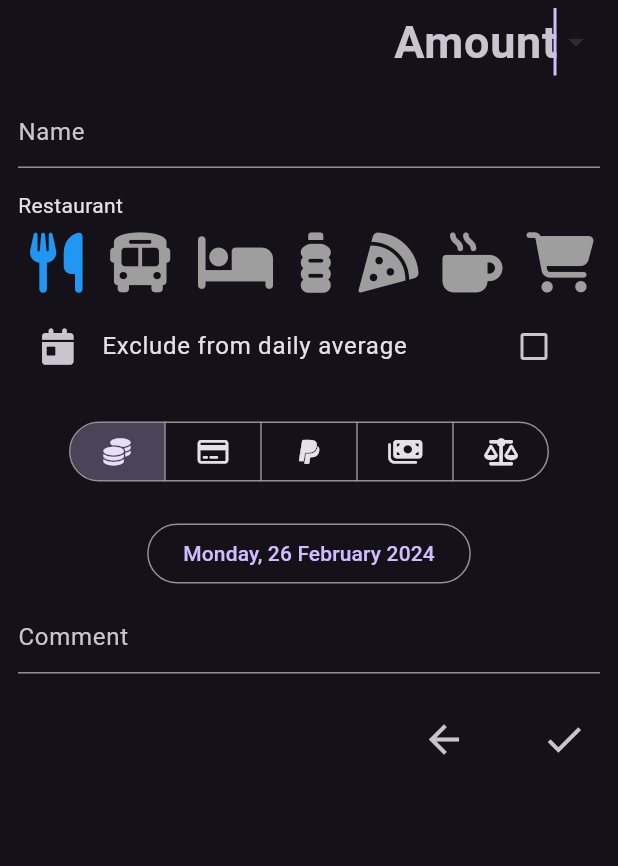
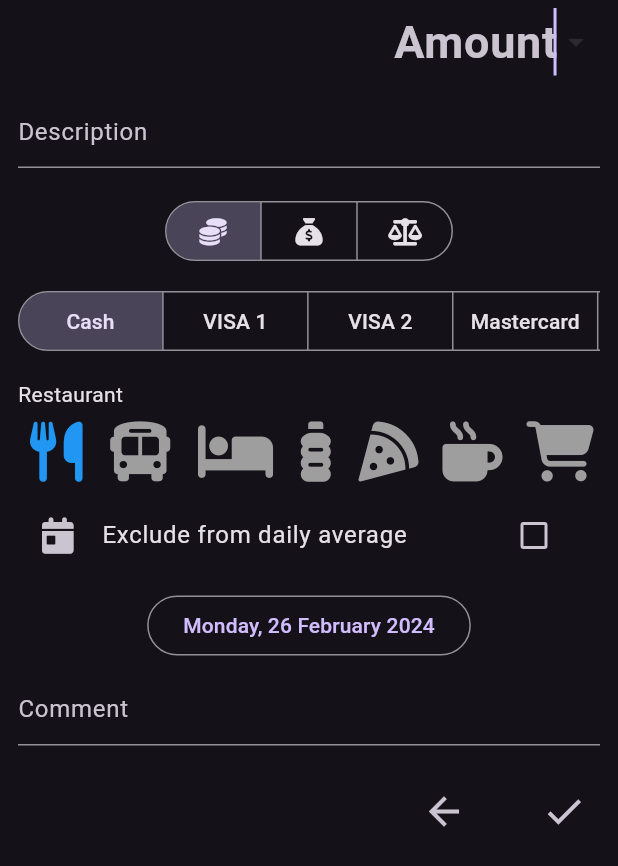
Before and after one commit to snst/TravelAssist, a Flutter app: the TransactionEditPage screen opened directly, after a tap on the "check" icon, on a phone screen of 412 x 824 dp. Shown: the top 866 px of the screen. Run offline on Flutter 3.47's test engine with Material 3 defaults, Android fonts, the light colour scheme and no system bars; our stand-ins replace file_picker, flutter_typeahead, font_awesome_flutter, grouped_list, isar; missing offline and left inert: flutter_spinbox; accounts and stored records are empty; generated files the repository leaves out were written again.

Commit message:
paymentprovider

```diff
--- a/lib/calculator.dart
+++ b/lib/calculator.dart
@@ -8,7 +8,7 @@ class CalculatorOp {
   String op;
   @override
   String toString() {
-    return value != null ? value.toString() : " $op ";
+    return value != null ? value!.toShortString() : " $op ";
   }
 }
 
--- a/lib/expense_category.dart
+++ b/lib/expense_category.dart
@@ -31,5 +31,9 @@ class ExpenseCategoryManager {
     ExpenseCategory("Credit card", const FaIcon(FontAwesomeIcons.creditCard)),
   ];
 
+  static int getByName(String name) {
+    return list.firstWhere((element) => element.name == name).id;
+  }
+
   static ExpenseCategory at(int i) => list[i];
 }
--- a/lib/main.dart
+++ b/lib/main.dart
@@ -1,6 +1,7 @@
 import 'package:flutter/material.dart';
 import 'package:provider/provider.dart';
 import 'package:travel_assist/calculator.dart';
+import 'package:travel_assist/payment_provider.dart';
 import 'todo_provider.dart';
 import 'currency_provider.dart';
 import 'transaction_provider.dart';
@@ -16,6 +17,7 @@ void main() async {
         ChangeNotifierProvider(create: (context) => CurrencyProvider()),
         ChangeNotifierProvider(create: (context) => TransactionProvider()),
         ChangeNotifierProvider(create: (context) => Calculator()),
+        ChangeNotifierProvider(create: (context) => PaymentProvider()),
       ],
       child: const MyApp(),
     ),
--- /dev/null
+++ b/lib/payment_chooser_widget.dart
@@ -0,0 +1,44 @@
+import 'package:flutter/material.dart';
+import 'package:provider/provider.dart';
+import 'package:travel_assist/payment_provider.dart';
+
+class PaymentChooserWidget extends StatefulWidget {
+  const PaymentChooserWidget({super.key, required this.onChanged});
+
+  final void Function(Payment payment) onChanged;
+
+  @override
+  State<PaymentChooserWidget> createState() => _PaymentChooserWidgetState();
+}
+
+class _PaymentChooserWidgetState extends State<PaymentChooserWidget> {
+  Payment? selected;
+  @override
+  Widget build(BuildContext context) {
+    PaymentProvider paymentProvider =
+        Provider.of<PaymentProvider>(context, listen: false);
+
+    selected ??= paymentProvider.items.first;
+
+    List<ButtonSegment<Payment>> segments = [];
+    for (final payment in paymentProvider.items) {
+      segments.add(
+          ButtonSegment<Payment>(value: payment, label: Text(payment.name)));
+    }
+
+    return SingleChildScrollView(
+      scrollDirection: Axis.horizontal,
+      child: SegmentedButton<Payment>(
+        showSelectedIcon: false,
+        segments: segments,
+        selected: <Payment>{selected!},
+        onSelectionChanged: (Set<Payment> newSelected) {
+          setState(() {
+            selected = newSelected.first;
+            widget.onChanged(newSelected.first);
+          });
+        },
+      ),
+    );
+  }
+}
--- /dev/null
+++ b/lib/payment_provider.dart
@@ -0,0 +1,18 @@
+import 'package:flutter/material.dart';
+
+class Payment {
+  Payment(this.name, this.cash);
+  String name;
+  bool cash;
+}
+
+class PaymentProvider extends ChangeNotifier {
+  List<Payment> items = [
+    Payment("Cash", true),
+    Payment("VISA 1", false),
+    Payment("VISA 2", false),
+    Payment("Mastercard", false),
+    Payment("Paypal", false),
+  ];
+
+}
--- a/lib/transaction.dart
+++ b/lib/transaction.dart
@@ -10,9 +10,10 @@ part 'transaction.g.dart';
 enum TransactionTypeEnum {
   cashPayment,
   cardPayment,
-  electronicPayment,
   withdrawal,
-  balance;
+  balance,
+  exchange,
+  deposit;
 }
 
 @collection
--- a/lib/transaction_balance_subpage.dart
+++ b/lib/transaction_balance_subpage.dart
@@ -67,10 +67,10 @@ class _TransactionBalanceSubPageState extends State<TransactionBalanceSubPage> {
         TableCell(
             verticalAlignment: TableCellVerticalAlignment.middle,
             child: Text(currency.toString(), style: _style)),
-        TransactionCell(value: transactionValue, currency: currency),
         TransactionCell(
             value: widget.transactionProvider.withdrawPerCurrency[currencyName],
             currency: currency),
+        TransactionCell(value: transactionValue, currency: currency),
         TransactionCell(
             value: widget.transactionProvider.balancePerCurrency[currencyName],
             currency: currency),
--- a/lib/transaction_edit_page.dart
+++ b/lib/transaction_edit_page.dart
@@ -1,6 +1,9 @@
 import 'package:flutter/material.dart';
 import 'package:flutter/services.dart';
 import 'package:provider/provider.dart';
+import 'package:travel_assist/currency.dart';
+import 'package:travel_assist/payment_chooser_widget.dart';
+import 'package:travel_assist/payment_provider.dart';
 import 'package:travel_assist/transaction_provider.dart';
 import 'transaction.dart';
 import 'currency_provider.dart';
@@ -28,12 +31,27 @@ class TransactionEditPage extends StatefulWidget {
 
 class _TransactionEditPageState extends State<TransactionEditPage> {
   ExpenseCategory selectedExpense = ExpenseCategoryManager.list[0];
-  //bool modified = false;
+  double withdrawFee = 0;
 
   void saveAndClose(BuildContext context) {
     if (widget.modifiedItem.name.isNotEmpty) {
       widget.item.update(widget.modifiedItem);
-      TransactionProvider.getInstance(context).add(widget.item);
+      final tp = TransactionProvider.getInstance(context);
+      tp.add(widget.item);
+
+      if (widget.newItem &&
+          withdrawFee > 0 &&
+          widget.modifiedItem.isWithdrawal) {
+        final fee = Transaction(
+            date: DateTime.now(),
+            value: withdrawFee,
+            currency: widget.modifiedItem.currency,
+            type: TransactionTypeEnum.cardPayment,
+            name: 'Withdraw fee for ${widget.modifiedItem.name}',
+            categoryKey: ExpenseCategoryManager.getByName("Fee"));
+        tp.add(fee);
+      }
+
       Navigator.of(context).pop();
     }
   }
@@ -52,6 +70,8 @@ class _TransactionEditPageState extends State<TransactionEditPage> {
       });
     }
   }
+
+  void onPaymentChanged(Payment payment) {}
 
   @override
   Widget build(BuildContext context) {
@@ -95,7 +115,8 @@ class _TransactionEditPageState extends State<TransactionEditPage> {
                 ),
               ),
               CurrencyChooserWidget(
-              currencies: currencyProvider.getVisibleItemsWith(currencyProvider
+                  currencies: currencyProvider.getVisibleItemsWith(
+                      currencyProvider
                           .getCurrencyFromTransaction(widget.modifiedItem)),
                   selected: currencyProvider
                       .getCurrencyFromTransaction(widget.modifiedItem),
@@ -117,11 +138,60 @@ class _TransactionEditPageState extends State<TransactionEditPage> {
               TextField(
                 controller: TextEditingController()
                   ..text = widget.modifiedItem.name,
-                decoration: const InputDecoration(hintText: 'Name'),
+                decoration: const InputDecoration(hintText: 'Description'),
                 onChanged: (value) => widget.modifiedItem.name = value,
                 autofocus: false,
               ),
-              if (!widget.modifiedItem.isWithdrawal) ...[
+
+              Padding(
+                padding: const EdgeInsets.fromLTRB(0, 18, 0, 12),
+                child: SegmentedButton<TransactionTypeEnum>(
+                  showSelectedIcon: false,
+                  segments: const <ButtonSegment<TransactionTypeEnum>>[
+                    ButtonSegment<TransactionTypeEnum>(
+                      value: TransactionTypeEnum.cashPayment,
+                      icon: FaIcon(FontAwesomeIcons.coins),
+                    ),
+                    /*ButtonSegment<TransactionTypeEnum>(
+                      value: TransactionTypeEnum.cardPayment,
+                      icon: FaIcon(FontAwesomeIcons.creditCard),
+                    ),*/
+                    ButtonSegment<TransactionTypeEnum>(
+                      value: TransactionTypeEnum.deposit,
+                      icon: FaIcon(FontAwesomeIcons.sackDollar),
+                    ),
+                    /*ButtonSegment<TransactionTypeEnum>(
+                      value: TransactionTypeEnum.exchange,
+                      icon: FaIcon(FontAwesomeIcons.moneyBillTransfer),
+                    ),
+                    ButtonSegment<TransactionTypeEnum>(
+                      value: TransactionTypeEnum.withdrawal,
+                      icon: Icon(
+                        Icons.atm,
+                        size: 40,
+                      ),
+                    ),*/
+                    ButtonSegment<TransactionTypeEnum>(
+                      value: TransactionTypeEnum.balance,
+                      icon: FaIcon(FontAwesomeIcons.scaleBalanced),
+                    )
+                  ],
+                  selected: <TransactionTypeEnum>{widget.modifiedItem.type},
+                  onSelectionChanged: (Set<TransactionTypeEnum> newSelection) {
+                    setState(() {
+                      widget.modifiedItem.type = newSelection.first;
+                    });
+                  },
+                ),
+              ),
+
+              if (widget.modifiedItem.type == TransactionTypeEnum.cashPayment ||
+                  widget.modifiedItem.type ==
+                      TransactionTypeEnum.deposit) ...[
+                PaymentChooserWidget(onChanged: onPaymentChanged)
+              ],
+
+              if (widget.modifiedItem.type == TransactionTypeEnum.cashPayment) ...[
                 Padding(
                   padding: const EdgeInsets.fromLTRB(0, 15, 0, 0),
                   child: Align(
@@ -188,40 +258,95 @@ class _TransactionEditPageState extends State<TransactionEditPage> {
                 },
                 secondary: const FaIcon(FontAwesomeIcons.sackDollar),
               ),*/
-              Padding(
-                padding: const EdgeInsets.fromLTRB(0, 18, 0, 12),
+
+              /*
+              if (widget.modifiedItem.type == TransactionTypeEnum.withdrawal ||
+                  widget.modifiedItem.type ==
+                      TransactionTypeEnum.cardPayment) ...[
+                TypeAheadField(
+                  textFieldConfiguration: TextFieldConfiguration(
+                    decoration: InputDecoration(
+                        hintText: 'Card',
+                        suffixIcon: IconButton(
+                          onPressed: controller.clear,
+                          icon: const Icon(Icons.clear),
+                        )),
+                    controller: controller, //TextEditingController()
+                    //..text = widget.modifiedItem.category,
+                  ),
+                  suggestionsCallback: (pattern) {
+                    //widget.modifiedItem.category = pattern;
+
+                    List<String> strlist = epay
+                        .where((item) =>
+                            item.toLowerCase().contains(pattern.toLowerCase()))
+                        .toList();
+                    //if (!strlist.contains(pattern)) {
+                    //  strlist.insert(0, pattern);
+                    //}
+                    return strlist;
+                  },
+                  itemBuilder: (context, suggestion) {
+                    return ListTile(
+                      title: Text(suggestion),
+                    );
+                  },
+                  onSuggestionSelected: (suggestion) {
+                    setState(() {
+                      // widget.modifiedItem.category = suggestion;
+                    });
+                  },
+                ),
+                SingleChildScrollView(
+                  //reverse: true,
+                  scrollDirection: Axis.horizontal,
                   child: SegmentedButton<TransactionTypeEnum>(
                     showSelectedIcon: false,
                     segments: const <ButtonSegment<TransactionTypeEnum>>[
                       ButtonSegment<TransactionTypeEnum>(
                         value: TransactionTypeEnum.cashPayment,
-                      icon: FaIcon(FontAwesomeIcons.coins),
+                        label: Text("Revolut"),
                       ),
                       ButtonSegment<TransactionTypeEnum>(
                         value: TransactionTypeEnum.cardPayment,
-                      icon: FaIcon(FontAwesomeIcons.creditCard),
+                        label: Text("VISA DKB"),
                       ),
                       ButtonSegment<TransactionTypeEnum>(
-                      value: TransactionTypeEnum.electronicPayment,
-                      icon: FaIcon(FontAwesomeIcons.paypal),
+                        value: TransactionTypeEnum.deposit,
+                        label: Text("Revolut"),
+                      ),
+                      ButtonSegment<TransactionTypeEnum>(
+                        value: TransactionTypeEnum.exchange,
+                        label: Text("EC"),
                       ),
                       ButtonSegment<TransactionTypeEnum>(
                         value: TransactionTypeEnum.withdrawal,
-                      icon: FaIcon(FontAwesomeIcons.moneyBills),
+                        label: Text("VISA PB"),
                       ),
-                    ButtonSegment<TransactionTypeEnum>(
-                      value: TransactionTypeEnum.balance,
-                      icon: FaIcon(FontAwesomeIcons.scaleBalanced),
-                    )
                     ],
                     selected: <TransactionTypeEnum>{widget.modifiedItem.type},
-                  onSelectionChanged: (Set<TransactionTypeEnum> newSelection) {
+                    onSelectionChanged:
+                        (Set<TransactionTypeEnum> newSelection) {
                       setState(() {
-                      widget.modifiedItem.type = newSelection.first;
+                        // widget.modifiedItem.type = newSelection.first;
                       });
                     },
                   ),
                 ),
+              ],*/
+              if (widget.modifiedItem.isWithdrawal && widget.newItem) ...[
+                TextField(
+                  controller: TextEditingController()
+                    ..text = withdrawFee != 0
+                        ? Currency.formatValue(withdrawFee)
+                        : "",
+                  decoration: InputDecoration(
+                      hintText: 'Withdraw fee ${widget.modifiedItem.currency}'),
+                  onChanged: (value) =>
+                      withdrawFee = safeConvertToDouble(value),
+                  autofocus: false,
+                ),
+              ],
               /*
               Padding(
                   padding: const EdgeInsets.fromLTRB(0, 24, 0, 16),
--- a/lib/transaction_value.dart
+++ b/lib/transaction_value.dart
@@ -1,4 +1,5 @@
 import 'package:travel_assist/currency.dart';
+import 'package:travel_assist/travel_assist_utils.dart';
 
 class TransactionValue {
   TransactionValue(this.value, this.currency);
@@ -9,9 +10,10 @@ class TransactionValue {
   String get currencyString => currency != null ? currency.toString() : "?";
   @override
   String toString() => "$valueString$currencyString";
+  String toShortString() => "${removeTrailingZeros(valueString)}$currencyString";
 
-  void reset()
-  {
+
+  void reset() {
     value = 0;
     currency = null;
   }
--- a/lib/travel_assist_utils.dart
+++ b/lib/travel_assist_utils.dart
@@ -17,6 +17,13 @@ double safeConvertToDouble(String input) {
   } catch (e) {
     return 0.0;
   }
+}
+
+String removeTrailingZeros(String inputString) {
+  if (inputString.endsWith('.00')) {
+    return inputString.substring(0, inputString.length - 3);
+  }
+  return inputString;
 }
 
 String formatDateWithoutTime(DateTime dateTime) {
```
Lines whose indentation alone changed are shown as unchanged.
